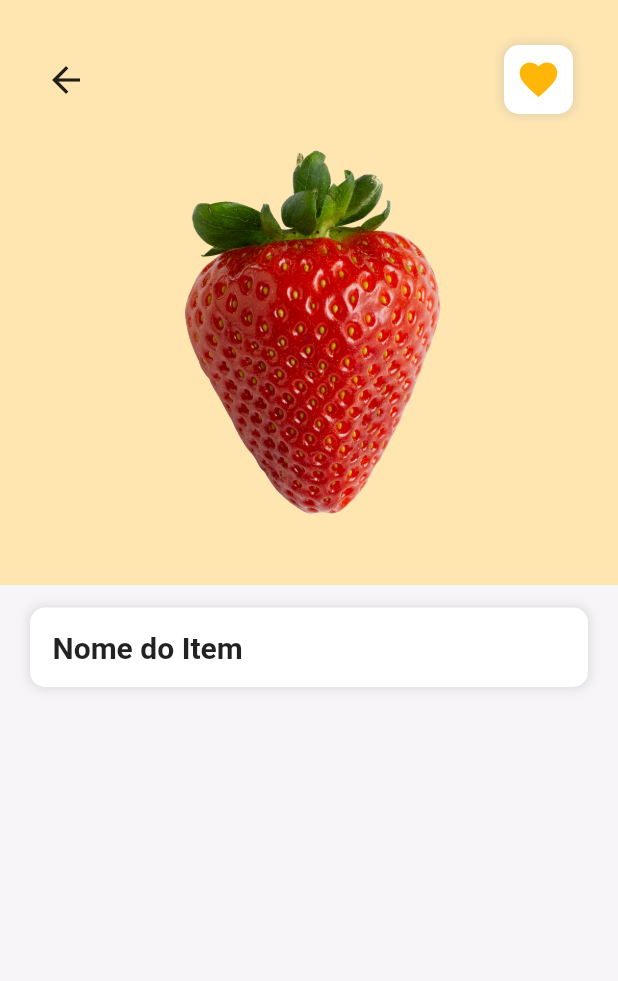
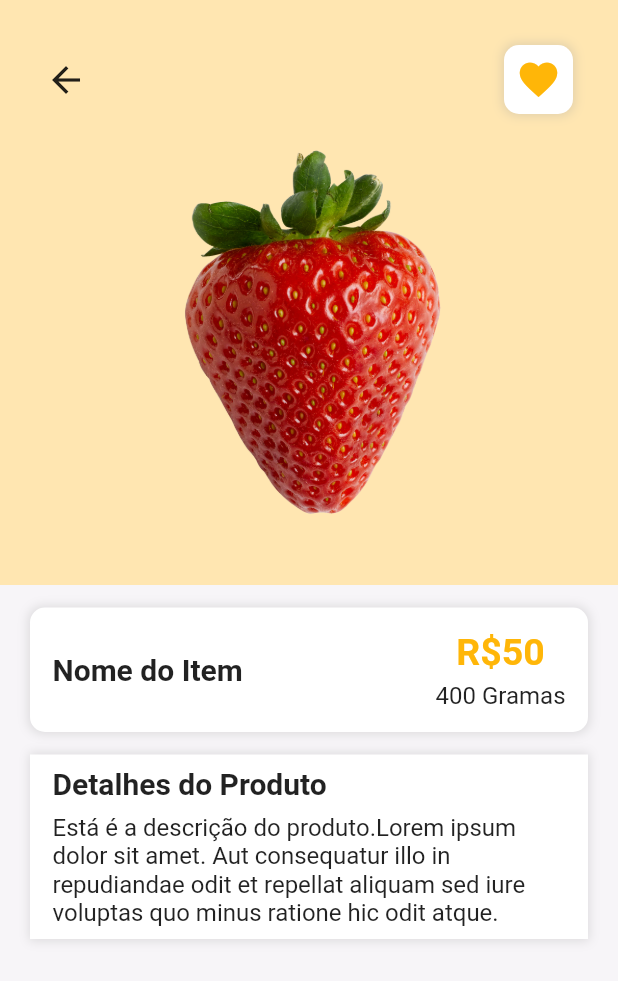
Before and after one commit to caneto/UI---Loja-de-Entregas-de-Supermercados, a Flutter app: the ItemPage screen opened by its route, on a phone screen of 412 x 824 dp. Shown: the top 981 px of the screen. Run offline on Flutter 3.47's test engine with Material 2 defaults, Android fonts, the light colour scheme and no system bars.

Commit message:
Update item_page.dart

```diff
--- a/lib/pages/item_page.dart
+++ b/lib/pages/item_page.dart
@@ -78,17 +78,74 @@ class ItemPage extends StatelessWidget {
                 ]),
             child: Row(
               mainAxisAlignment: MainAxisAlignment.spaceBetween,
+              children: [
+                const Text(
+                  'Nome do Item',
+                  style: TextStyle(fontSize: 20, fontWeight: FontWeight.bold),
+                ),
+                Column(
+                  children: const [
+                    Text(
+                      'R\$50',
+                      style: TextStyle(
+                        fontSize: 25,
+                        fontWeight: FontWeight.bold,
+                        color: Color(0xFFFFB608),
+                      ),
+                    ),
+                    SizedBox(
+                      height: 5,
+                    ),
+                    Text(
+                      '400 Gramas',
+                      style: TextStyle(
+                        fontSize: 16,
+                      ),
+                    ),
+                  ],
+                )
+              ],
+            ),
+          ),
+          const SizedBox(
+            height: 15,
+          ),
+          Container(
+            padding: const EdgeInsets.symmetric(horizontal: 15, vertical: 8),
+            margin: const EdgeInsets.symmetric(horizontal: 20),
+            decoration: BoxDecoration(color: Colors.white, boxShadow: [
+              BoxShadow(
+                color: Colors.grey.withOpacity(0.3),
+                spreadRadius: 1,
+                blurRadius: 5,
+              )
+            ]),
+            child: Column(
+              crossAxisAlignment: CrossAxisAlignment.start,
+              mainAxisAlignment: MainAxisAlignment.spaceBetween,
               children: const [
                 Text(
-                  'Nome do Item',
-                   style: TextStyle(
+                  'Detalhes do Produto',
+                  style: TextStyle(
                     fontSize: 20,
-                    fontWeight: FontWeight.bold
+                    fontWeight: FontWeight.bold,
+                  ),
+                ),
+                SizedBox(
+                   height: 8,
+                ),
+                Text(
+                  'Está é a descrição do produto.Lorem ipsum dolor sit amet. Aut consequatur illo in repudiandae odit et repellat aliquam sed iure voluptas quo minus ratione hic odit atque. ',
+                  style: TextStyle(
+                    fontSize: 16,
                   ),
                 ),
               ],
             ),
-          )
+          ),
+          const SizedBox(
+             height: 15,
+          ),
         ],
       ),
     );
```
